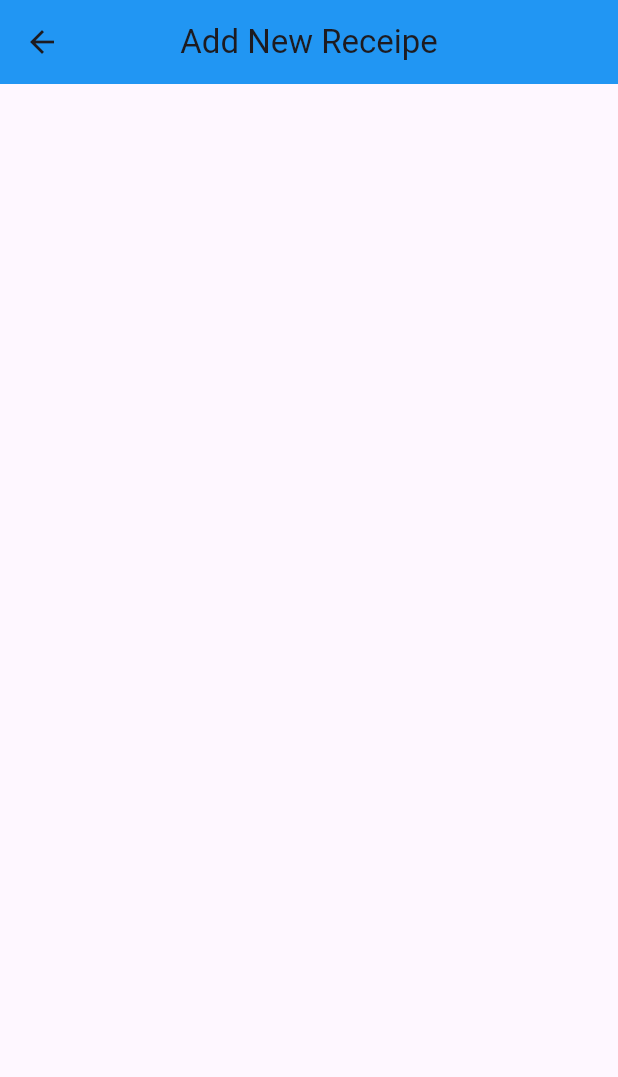
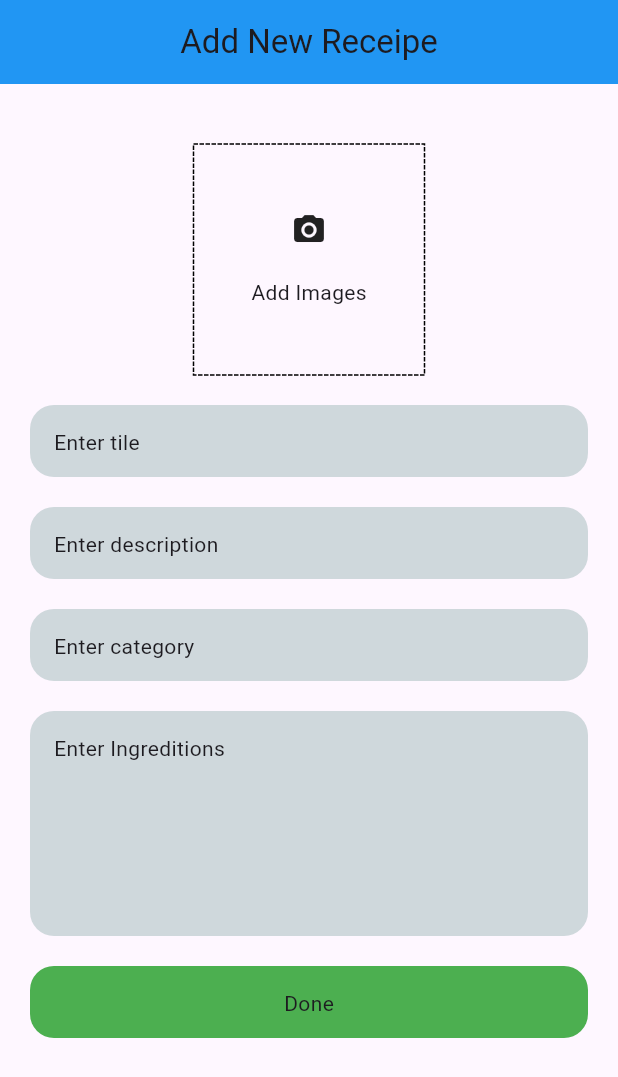
Before and after one commit to aliraza055/Smart-Chef, a Flutter app: the AddReceipe screen opened directly, on a phone screen of 412 x 824 dp. Shown: the top 1077 px of the screen. Run offline on Flutter 3.47's test engine with Material 3 defaults, Android fonts, the phone set to English and light mode, and no system bars; drawn by our look-alikes of dotted_border; our stand-ins replace firebase_core; accounts and stored records are empty.

Commit message:
create a add new recipe ui

```diff
--- a/lib/Pages/add_receipe.dart
+++ b/lib/Pages/add_receipe.dart
@@ -1,3 +1,4 @@
+import 'package:dotted_border/dotted_border.dart';
 import 'package:flutter/material.dart';
 
 class AddReceipe extends StatefulWidget {
@@ -16,7 +17,123 @@ class _AddReceipeState extends State<AddReceipe> {
         centerTitle: true,
         title: Text('Add New Receipe'),
       ),
-      body: Column(children: [Container()]),
+      body: Padding(
+        padding: const EdgeInsets.symmetric(horizontal: 20),
+        child: Column(
+          children: [
+            SizedBox(height: 40),
+            Center(
+              child: DottedBorder(
+                child: Container(
+                  height: 150,
+                  width: 150,
+                  decoration: BoxDecoration(),
+                  child: Column(
+                    mainAxisAlignment: MainAxisAlignment.center,
+                    crossAxisAlignment: CrossAxisAlignment.center,
+                    children: [
+                      Icon(Icons.camera_alt),
+                      SizedBox(height: 20),
+                      Text("Add Images"),
+                    ],
+                  ),
+                ),
+              ),
+            ),
+            // DropdownButtonFormField<String>(
+            //   decoration: InputDecoration(
+            //     labelText: "Select Country",
+            //     border: OutlineInputBorder(),
+            //   ),
+            //   items: ["Pakistan", "India", "USA", "UK"].map((value) {
+            //     return DropdownMenuItem<String>(value: value, child: Text(value));
+            //   }).toList(),
+            //   onChanged: (value) {
+            //     print("Selected: $value");
+            //   },
+            // ),
+            SizedBox(height: 20),
+            Container(
+              decoration: BoxDecoration(
+                color: Colors.blueGrey.shade100,
+                borderRadius: BorderRadius.circular(16),
+              ),
+              child: TextField(
+                decoration: InputDecoration(
+                  hint: Padding(
+                    padding: const EdgeInsets.symmetric(horizontal: 16),
+                    child: Text('Enter tile'),
+                  ),
+                  border: InputBorder.none,
+                ),
+              ),
+            ),
+            SizedBox(height: 20),
+            Container(
+              decoration: BoxDecoration(
+                color: Colors.blueGrey.shade100,
+                borderRadius: BorderRadius.circular(16),
+              ),
+              child: TextField(
+                decoration: InputDecoration(
+                  hint: Padding(
+                    padding: const EdgeInsets.symmetric(horizontal: 16),
+                    child: Text('Enter description '),
+                  ),
+                  border: InputBorder.none,
+                ),
+              ),
+            ),
+            SizedBox(height: 20),
+            Container(
+              decoration: BoxDecoration(
+                color: Colors.blueGrey.shade100,
+                borderRadius: BorderRadius.circular(16),
+              ),
+              child: TextField(
+                decoration: InputDecoration(
+                  hint: Padding(
+                    padding: const EdgeInsets.symmetric(horizontal: 16),
+                    child: Text('Enter category'),
+                  ),
+                  border: InputBorder.none,
+                ),
+              ),
+            ),
+            SizedBox(height: 20),
+            Container(
+              height: 150,
+              width: double.infinity,
+              decoration: BoxDecoration(
+                color: Colors.blueGrey.shade100,
+                borderRadius: BorderRadius.circular(16),
+              ),
+              child: TextField(
+                decoration: InputDecoration(
+                  hint: Padding(
+                    padding: const EdgeInsets.symmetric(horizontal: 16),
+                    child: Text('Enter Ingreditions'),
+                  ),
+                  border: InputBorder.none,
+                ),
+              ),
+            ),
+            SizedBox(height: 20),
+            Container(
+              decoration: BoxDecoration(
+                color: Colors.green,
+                borderRadius: BorderRadius.circular(16),
+              ),
+              child: TextField(
+                decoration: InputDecoration(
+                  hint: Center(child: Text('Done')),
+                  border: InputBorder.none,
+                ),
+              ),
+            ),
+          ],
+        ),
+      ),
     );
   }
 }
--- a/lib/main.dart
+++ b/lib/main.dart
@@ -1,5 +1,6 @@
 import 'package:firebase_core/firebase_core.dart';
 import 'package:flutter/material.dart';
+import 'package:smart_chef/Pages/add_receipe.dart';
 import 'package:smart_chef/Pages/home_page.dart';
 
 void main() async {
@@ -35,7 +36,7 @@ class MyApp extends StatelessWidget {
         // tested with just a hot reload.
         colorScheme: ColorScheme.fromSeed(seedColor: Colors.deepPurple),
       ),
-      home: const Homepage(),
+      home: const AddReceipe(),
     );
   }
 }
--- a/pubspec.yaml
+++ b/pubspec.yaml
@@ -35,6 +35,7 @@ dependencies:
   # Use with the CupertinoIcons class for iOS style icons.
   cupertino_icons: ^1.0.8
   firebase_core: ^4.4.0
+  dotted_border: ^3.1.0
 
 dev_dependencies:
   flutter_test:
```
Also changed, not shown: pubspec.lock.
